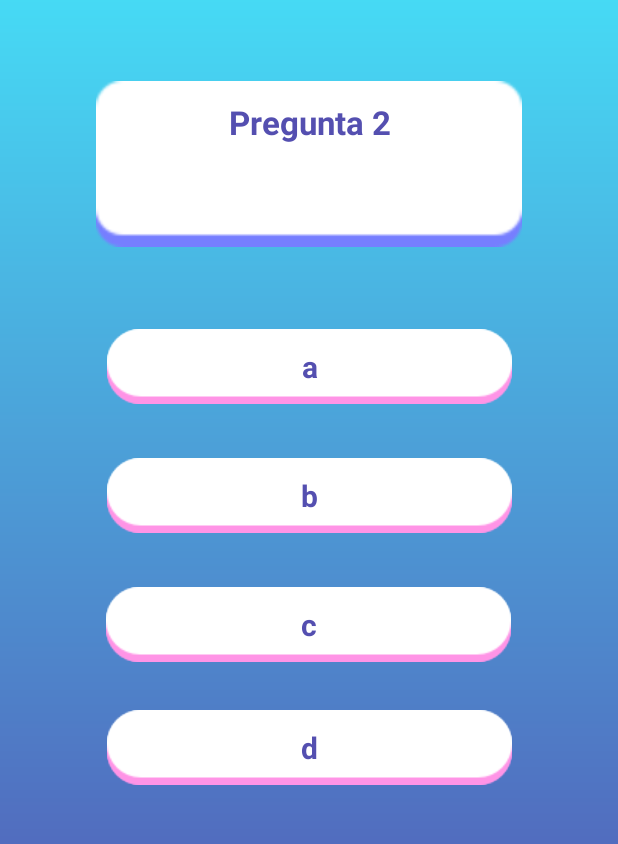
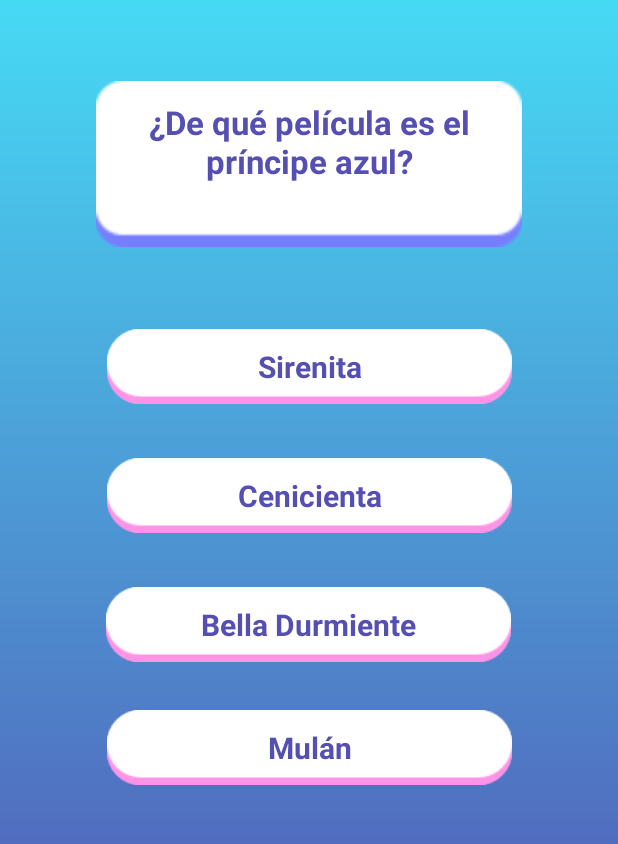
Before and after one commit to Mirak30/QuizApp, an Android app: the Quiz screen opened directly, with no data from a screen before it, after a tap on an icon or button, on a phone screen of 412 x 824 dp, the part 164-1008 px from its top. Run offline under Robolectric (Android 15) with nearby library versions, the phone set to English and light mode, and no system bars.

Commit message:
Añadidos 10 preguntas

```diff
--- a/app/src/main/java/com/example/prueba_quiz/Quiz.java
+++ b/app/src/main/java/com/example/prueba_quiz/Quiz.java
@@ -113,14 +113,15 @@ public class Quiz extends AppCompatActivity {
             Toast.makeText(this,R.string.incorrectAnswer,Toast.LENGTH_SHORT).show();
         }
 
-        if(currentQuestion == 1)
+        if(currentQuestion == 2)
         {
             finish();
             startActivity(new Intent(Quiz.this, Result.class));
-        }
-
-        currentQuestion++;
-        showQuestion();
+        }else
+            {
+                currentQuestion++;
+                showQuestion();
+            }
     }
 
 }
--- a/app/src/main/res/values/strings.xml
+++ b/app/src/main/res/values/strings.xml
@@ -7,6 +7,14 @@
 
     <array name="all_question">
         <item>¿Qué va hacia arriba y hacia abajo, pero esta en el mismo lugar?;*Escaleras;Globo;Gas;Ondas</item>
-        <item>Pregunta 2;a;*b;c;d</item>
+        <item>¿De qué película es el príncipe azul?;Sirenita;*Cenicienta;Bella Durmiente;Mulán</item>
+        <item>¿Cuál es el animal nacional de Escocia?;Caballo;Lobo;Vaca;*Unicornio</item>
+        <item>¿Qué país produce más café en el mundo?;Colombia;Indonesia;Vietnam;*Brasil</item>
+        <item>¿Cuál fue el primer refresco que se llevó al espacio?;*Coca Cola;Fanta;Snapple;Pepsi</item>
+        <item>¿Cuánto pesa el disfraz de Chewbacca?;7,70kg;*3,60 kg;2,70 kg;6,80 kg</item>
+        <item>En Los tres cerditos, ¿de qué está hecha la casa más fuerte?;*Ladrillos;Palos;Paja;Bambú</item>
+        <item>¿Qué personaje de Disney de La Sirenita canta la canción Bésala?;Flounder;Príncipe Eric;Úrsula;*Sebastián</item>
+        <item>¿En qué país esta Praga?;España;Brasil;*República Checa;Inglaterra</item>
+        <item>¿Cuál es el planeta más pequeño de nuestro sistema solar?;Tierra;*Mercurio;Venus;Marte</item>
     </array>
 </resources>
```
